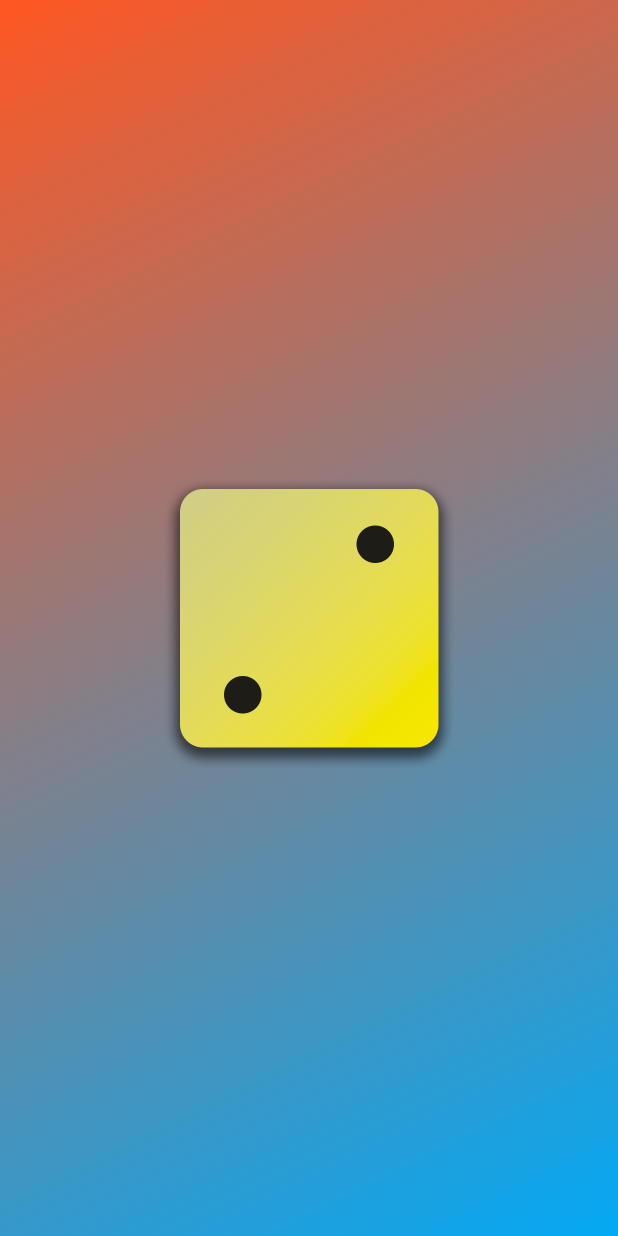
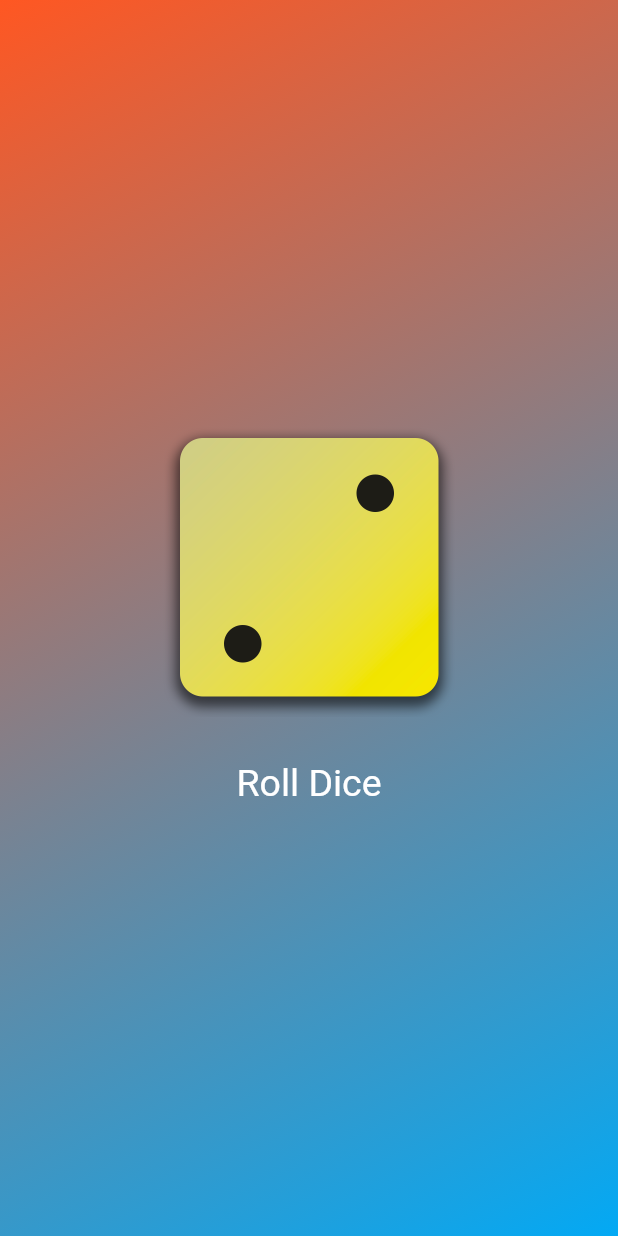
Before and after one commit to siva4github/Flutter, a Flutter app: the screen it shows after launch, on a phone screen of 412 x 824 dp. Run offline on Flutter 3.47's test engine with Material 2 defaults, Android fonts, the phone set to English and light mode, and no system bars.

Commit message:
Styling buttons

```diff
--- a/dice_app/lib/gradient_container.dart
+++ b/dice_app/lib/gradient_container.dart
@@ -1,3 +1,4 @@
+import 'package:dice_app/styled_text.dart';
 import 'package:flutter/material.dart';
 
 const startAlignment = Alignment.topLeft;
@@ -13,6 +14,10 @@ class GradientContainer extends StatelessWidget {
   final Color color1;
   final Color color2;
 
+  void rollDice() {
+    // ...
+  }
+
   @override
   Widget build(context) {
     return Container(
@@ -24,9 +29,30 @@ class GradientContainer extends StatelessWidget {
         ),
       ),
       child: Center(
-        child: Image.asset(
-          'assets/images/dice-2.png',
-          width: 200,
+        child: Column(
+          mainAxisSize: MainAxisSize.min,
+          children: [
+            Image.asset(
+              'assets/images/dice-2.png',
+              width: 200,
+            ),
+            const SizedBox(
+              height: 20,
+            ),
+            TextButton(
+              onPressed: rollDice,
+              style: TextButton.styleFrom(
+                // padding: const EdgeInsets.only(
+                //   top: 20,
+                // ),
+                foregroundColor: Colors.white,
+                textStyle: const TextStyle(
+                  fontSize: 25,
+                ),
+              ),
+              child: const Text('Roll Dice'),
+            ),
+          ],
         ),
       ),
     );
```
Also changed, not shown: dice_app/lib/styled_text.dart (added, +18 -0 lines).
